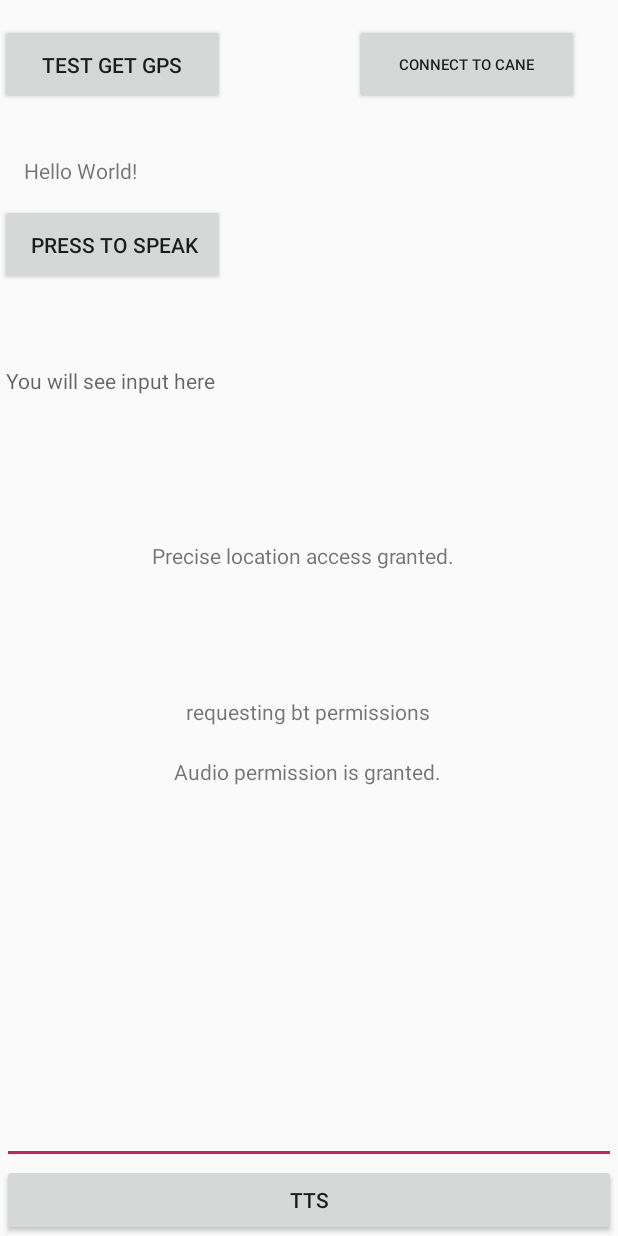
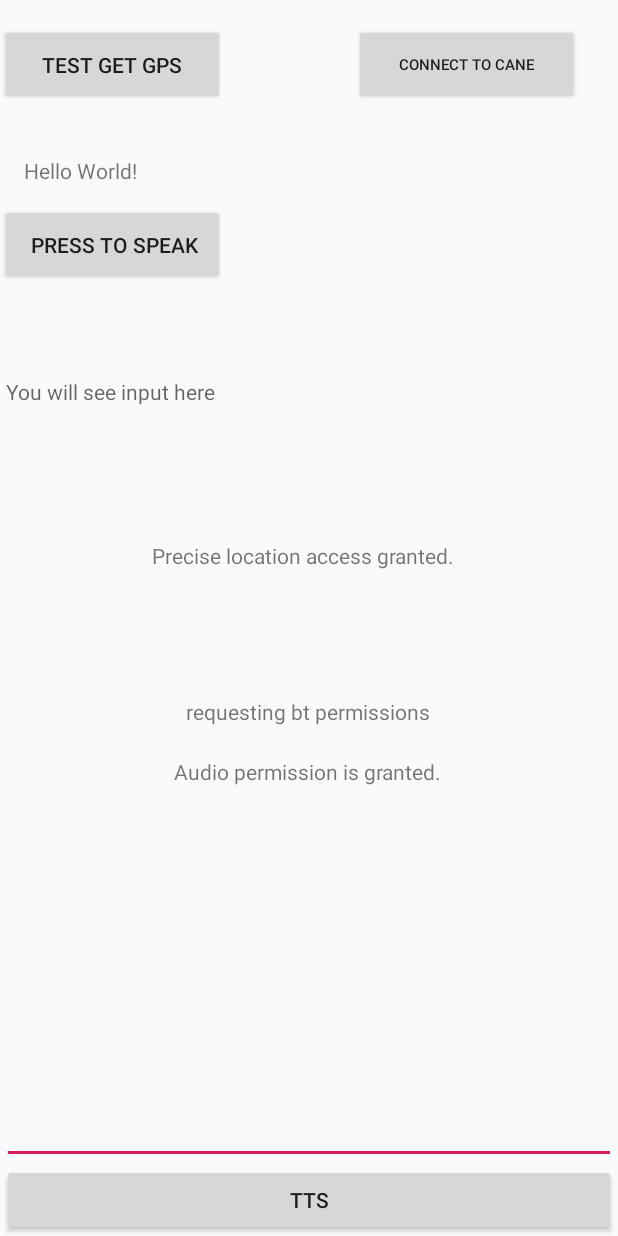
Before and after one commit to woaiwyhty/SmartCane, an Android app: the screen it shows after launch (MainActivity), on a phone screen of 412 x 824 dp. Run offline under Robolectric (Android 15) with nearby library versions, the phone set to English and light mode, and no system bars.

Commit message:
add constraint to @+id/button_voice_input_result

```diff
--- a/app/src/main/res/layout/content_main.xml
+++ b/app/src/main/res/layout/content_main.xml
@@ -50,8 +50,8 @@
         app:layout_constraintHorizontal_bias="0.014"
         app:layout_constraintLeft_toLeftOf="parent"
         app:layout_constraintRight_toRightOf="parent"
-        app:layout_constraintTop_toTopOf="parent"
-        app:layout_constraintVertical_bias="0.303" />
+        app:layout_constraintTop_toBottomOf="@+id/button_voice_input"
+        app:layout_constraintVertical_bias="0.1" />
 
     <Button
         android:id="@+id/bt_conn_button"
```
